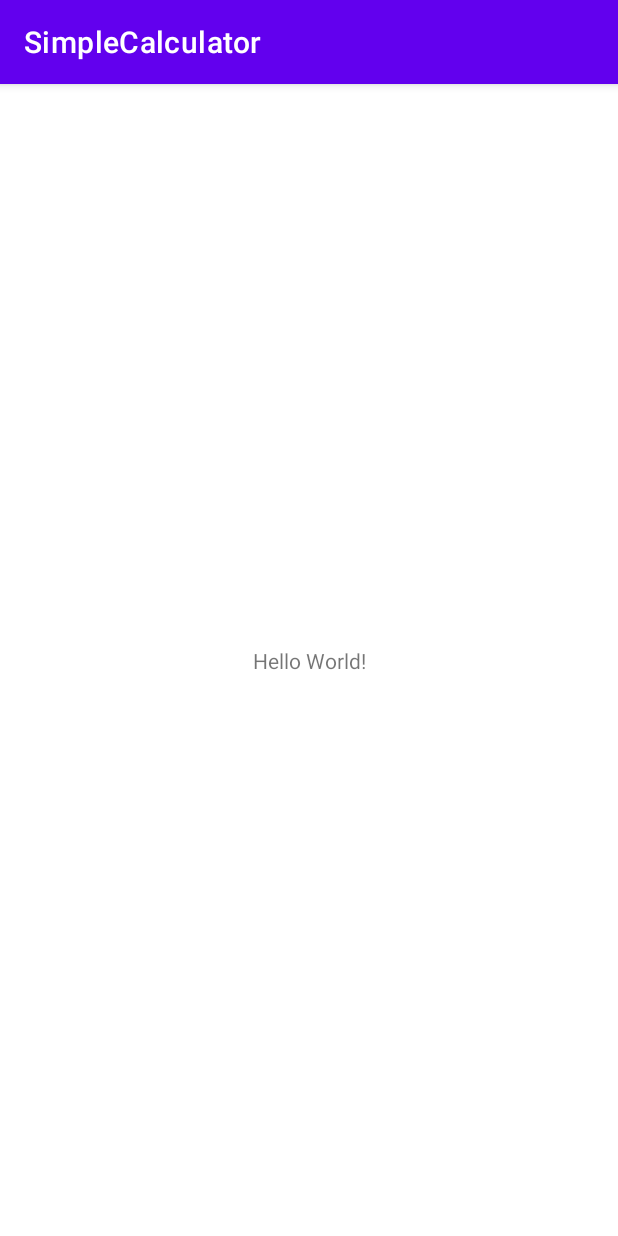
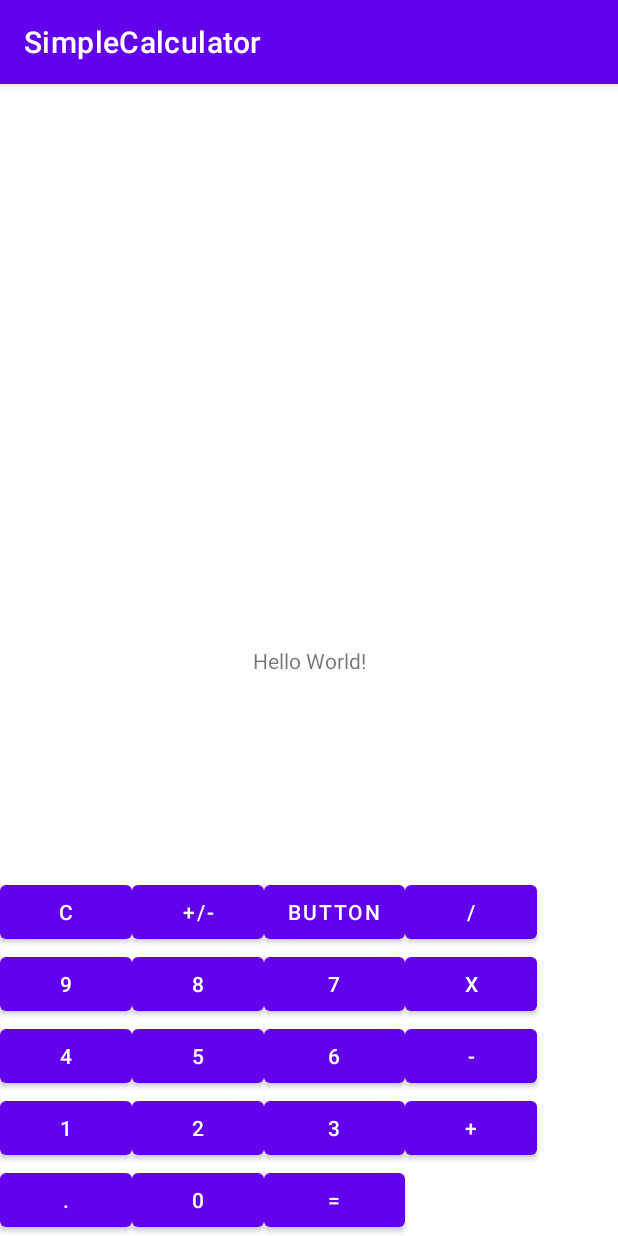
Before and after one commit to OluwaSusan/SEG2105_GROUP20, an Android app: the screen it shows after launch (MainActivity), on a phone screen of 412 x 824 dp. Run offline under Robolectric (Android 15) with nearby library versions, the phone set to English and light mode, and no system bars.

Commit message:
Format Layout

```diff
--- a/app/src/main/res/layout/activity_main.xml
+++ b/app/src/main/res/layout/activity_main.xml
@@ -7,12 +7,162 @@
     tools:context=".MainActivity">
 
     <TextView
+        android:id="@+id/textView"
         android:layout_width="wrap_content"
         android:layout_height="wrap_content"
         android:text="Hello World!"
         app:layout_constraintBottom_toBottomOf="parent"
+        app:layout_constraintEnd_toEndOf="parent"
         app:layout_constraintLeft_toLeftOf="parent"
         app:layout_constraintRight_toRightOf="parent"
+        app:layout_constraintStart_toStartOf="parent"
         app:layout_constraintTop_toTopOf="parent" />
 
+    <TableLayout
+        android:id="@+id/tableLayout"
+        android:layout_width="match_parent"
+        android:layout_height="wrap_content"
+        app:layout_constraintBottom_toBottomOf="parent"
+        tools:layout_editor_absoluteX="0dp">
+
+        <TableRow
+            android:layout_width="match_parent"
+            android:layout_height="match_parent">
+
+            <Button
+                android:id="@+id/btnClr"
+                android:layout_width="wrap_content"
+                android:layout_height="wrap_content"
+                android:text="C" />
+
+            <Button
+                android:id="@+id/btnNeg"
+                android:layout_width="wrap_content"
+                android:layout_height="wrap_content"
+                android:text="+/-" />
+
+            <Button
+                android:id="@+id/button3"
+                android:layout_width="wrap_content"
+                android:layout_height="wrap_content"
+                android:text="Button" />
+
+            <Button
+                android:id="@+id/btnDiv"
+                android:layout_width="wrap_content"
+                android:layout_height="wrap_content"
+                android:text="/" />
+        </TableRow>
+
+        <TableRow
+            android:layout_width="match_parent"
+            android:layout_height="match_parent">
+
+            <Button
+                android:id="@+id/btn9"
+                android:layout_width="wrap_content"
+                android:layout_height="wrap_content"
+                android:text="9" />
+
+            <Button
+                android:id="@+id/btn8"
+                android:layout_width="wrap_content"
+                android:layout_height="wrap_content"
+                android:text="8" />
+
+            <Button
+                android:id="@+id/btn7"
+                android:layout_width="wrap_content"
+                android:layout_height="wrap_content"
+                android:text="7" />
+
+            <Button
+                android:id="@+id/btnMulti"
+                android:layout_width="wrap_content"
+                android:layout_height="wrap_content"
+                android:text="X" />
+        </TableRow>
+
+        <TableRow
+            android:layout_width="match_parent"
+            android:layout_height="match_parent">
+
+            <Button
+                android:id="@+id/btn4"
+                android:layout_width="wrap_content"
+                android:layout_height="wrap_content"
+                android:text="4" />
+
+            <Button
+                android:id="@+id/btn5"
+                android:layout_width="wrap_content"
+                android:layout_height="wrap_content"
+                android:text="5" />
+
+            <Button
+                android:id="@+id/btn6"
+                android:layout_width="wrap_content"
+                android:layout_height="wrap_content"
+                android:text="6" />
+
+            <Button
+                android:id="@+id/btnMinus"
+                android:layout_width="wrap_content"
+                android:layout_height="wrap_content"
+                android:text="-" />
+        </TableRow>
+
+        <TableRow
+            android:layout_width="match_parent"
+            android:layout_height="match_parent">
+
+            <Button
+                android:id="@+id/btn1"
+                android:layout_width="wrap_content"
+                android:layout_height="wrap_content"
+                android:text="1" />
+
+            <Button
+                android:id="@+id/btn2"
+                android:layout_width="wrap_content"
+                android:layout_height="wrap_content"
+                android:text="2" />
+
+            <Button
+                android:id="@+id/btn3"
+                android:layout_width="wrap_content"
+                android:layout_height="wrap_content"
+                android:text="3" />
+
+            <Button
+                android:id="@+id/btnPlus"
+                android:layout_width="wrap_content"
+                android:layout_height="wrap_content"
+                android:text="+" />
+        </TableRow>
+
+        <TableRow
+            android:layout_width="match_parent"
+            android:layout_height="match_parent">
+
+            <Button
+                android:id="@+id/btnDecimal"
+                android:layout_width="wrap_content"
+                android:layout_height="wrap_content"
+                android:text="." />
+
+            <Button
+                android:id="@+id/btn0"
+                android:layout_width="wrap_content"
+                android:layout_height="wrap_content"
+                android:text="0" />
+
+            <Button
+                android:id="@+id/btnEqual"
+                android:layout_width="wrap_content"
+                android:layout_height="wrap_content"
+                android:text="=" />
+        </TableRow>
+    </TableLayout>
+
 </androidx.constraintlayout.widget.ConstraintLayout>
```
